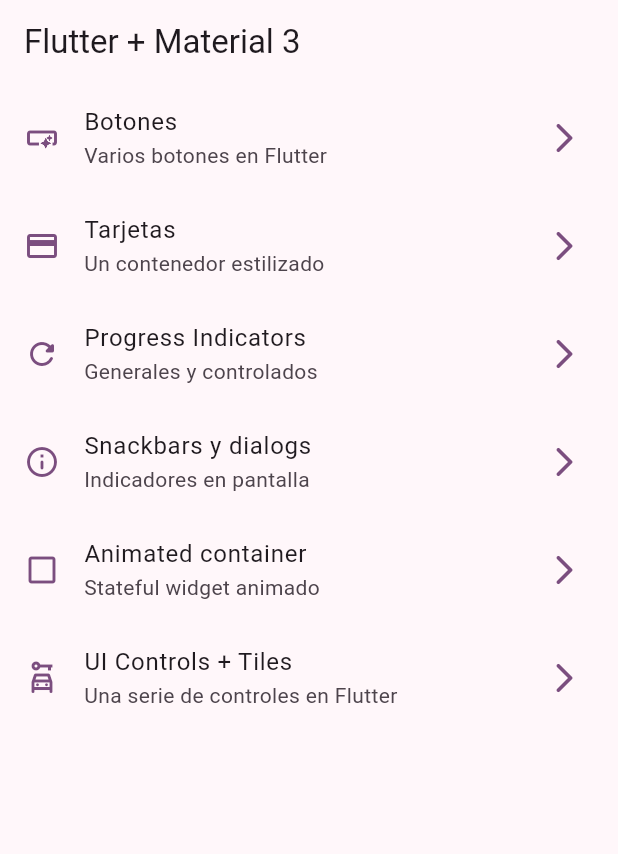
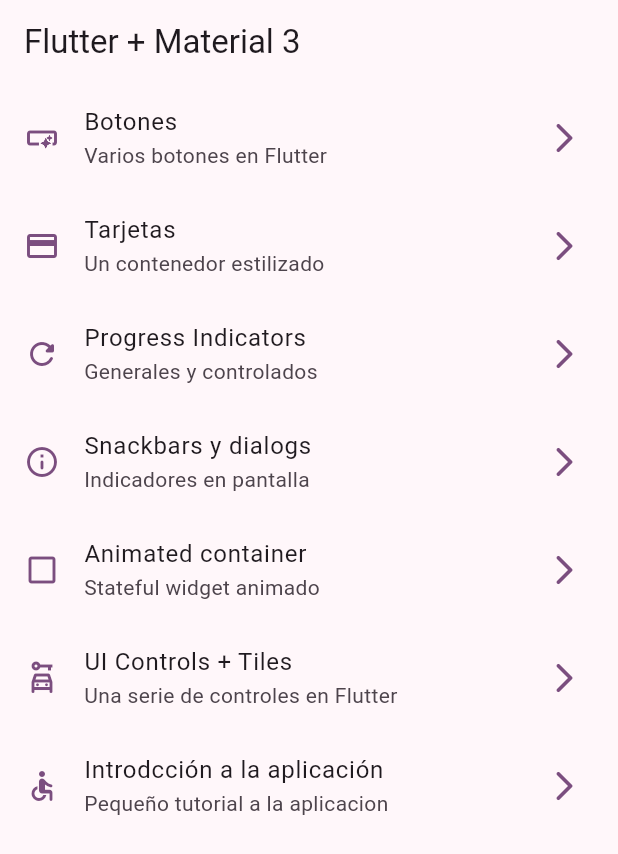
Before and after one commit to CUBILLOSCRISTIAN/widgets_app, a Flutter app: the screen it shows after launch, on a phone screen of 412 x 824 dp. Shown: the top 854 px of the screen. Run offline on Flutter 3.47's test engine with Material 3 defaults, Android fonts, the phone set to English and light mode, and no system bars; our stand-ins replace go_router.

```diff
--- a/lib/config/menu/menu_items.dart
+++ b/lib/config/menu/menu_items.dart
@@ -48,4 +48,9 @@ const appMenuItems = <MenuItem>[
       subTitle: 'Una serie de controles en Flutter',
       link: '/ui-controls',
       icon: Icons.car_rental_outlined),
+  MenuItem(
+      title: 'Introdcción a la aplicación',
+      subTitle: 'Pequeño tutorial a la aplicacion',
+      link: '/tutorial',
+      icon: Icons.accessible_rounded),
 ];
--- a/lib/config/router/app_router.dart
+++ b/lib/config/router/app_router.dart
@@ -40,5 +40,10 @@ final appRouter = GoRouter(
       name: UiControlScreen.name,
       builder: (context, state) => const UiControlScreen(),
     ),
+    GoRoute(
+      path: '/tutorial',
+      name: AppTutorialScreen.name,
+      builder: (context, state) => const AppTutorialScreen(),
+    ),
   ],
 );
--- a/pubspec.yaml
+++ b/pubspec.yaml
@@ -18,3 +18,6 @@ dev_dependencies:
 
 flutter:
   uses-material-design: true
+
+assets:
+  - assets/Images/
```
Also changed, not shown: assets/Images/1.png (added), assets/Images/2.png (added), assets/Images/3.png (added), assets/Images/jar-loading.gif (added).
